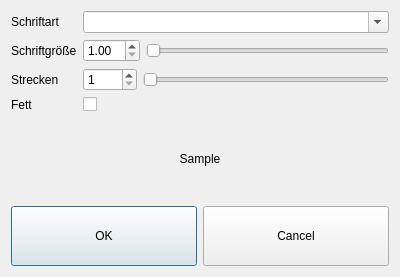
todvora/qrk-registrier-kasse, file src/font/fontselector.ui: the form before one commit.
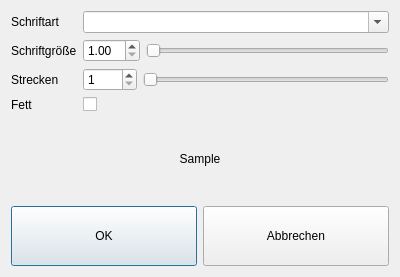
The form after the commit. Icons and pictures are not drawn.

Patch:
```diff
--- a/src/font/fontselector.ui
+++ b/src/font/fontselector.ui
@@ -175,7 +175,7 @@
           </size>
          </property>
          <property name="text">
-          <string>Cancel</string>
+          <string>Abbrechen</string>
          </property>
          <property name="icon">
           <iconset resource="../qrk.qrc">
```
